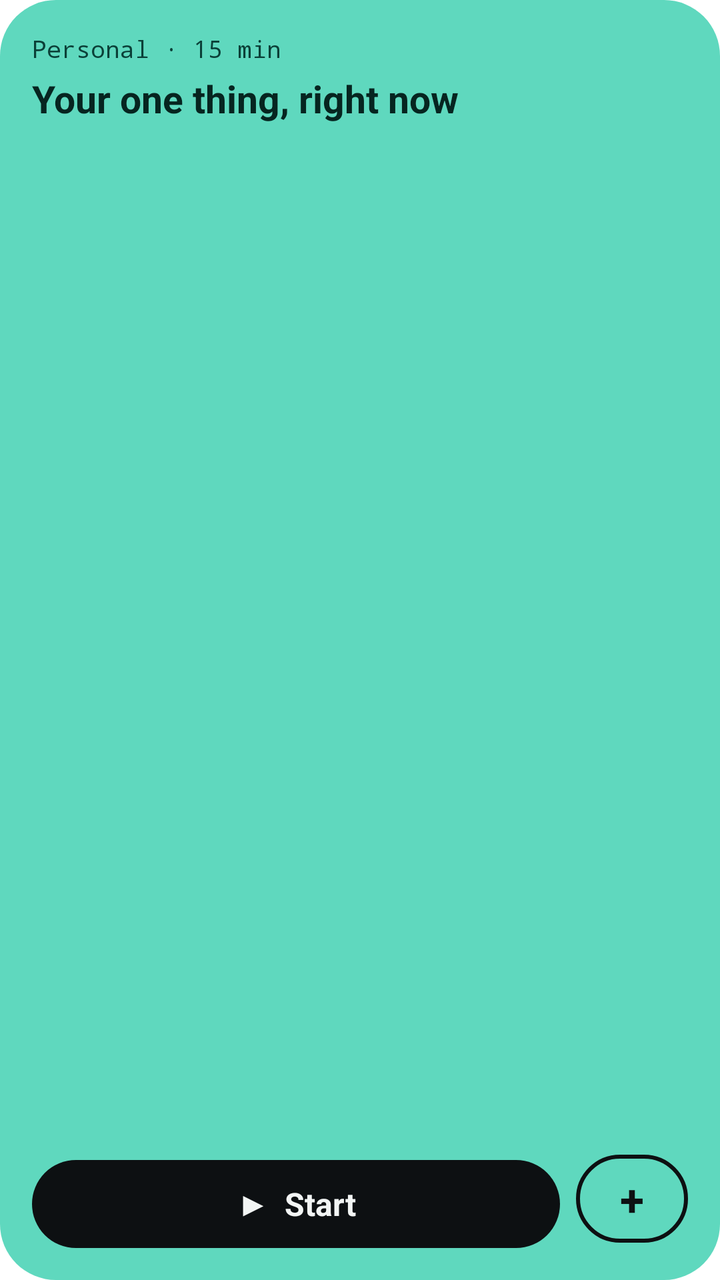
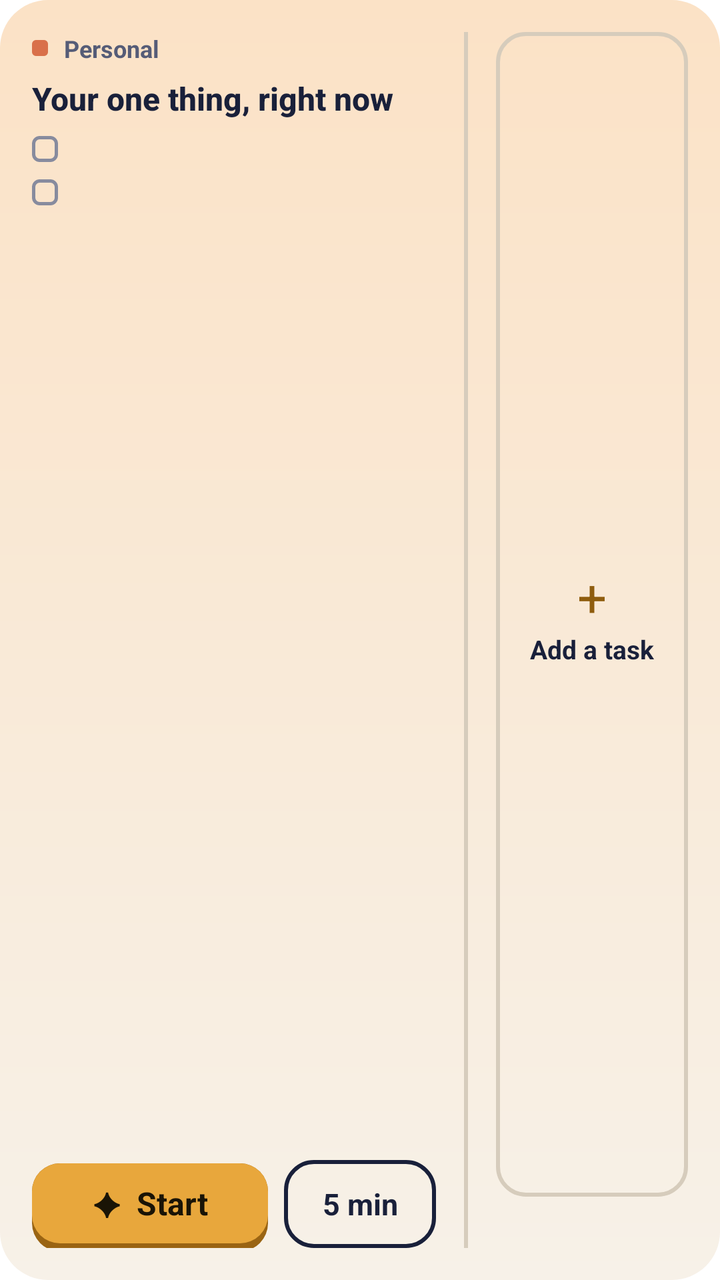

Before-and-after screenshots of an Android layout around one commit, followed by the original layout XML and the change that was made.
<!-- AndroidManifest.xml: fallback theme Theme.MaterialComponents.DayNight.NoActionBar -->
<!-- res/layout/pick_widget.xml -->
<?xml version="1.0" encoding="utf-8"?>
<LinearLayout xmlns:android="http://schemas.android.com/apk/res/android"
    android:id="@+id/widget_root"
    android:layout_width="match_parent"
    android:layout_height="match_parent"
    android:background="@drawable/widget_bg"
    android:orientation="vertical"
    android:padding="16dp">

    <TextView
        android:id="@+id/widget_meta"
        android:text="Personal · 15 min"
        android:layout_width="match_parent"
        android:layout_height="wrap_content"
        android:ellipsize="end"
        android:maxLines="1"
        android:textColor="#0B4038"
        android:textSize="12sp"
        android:fontFamily="monospace" />

    <TextView
        android:id="@+id/widget_title"
        android:text="Your one thing, right now"
        android:layout_width="match_parent"
        android:layout_height="wrap_content"
        android:layout_marginTop="4dp"
        android:ellipsize="end"
        android:maxLines="2"
        android:textColor="#062520"
        android:textSize="19sp"
        android:textStyle="bold" />

    <TextView
        android:id="@+id/widget_step"
        android:layout_width="match_parent"
        android:layout_height="wrap_content"
        android:layout_marginTop="2dp"
        android:ellipsize="end"
        android:maxLines="2"
        android:textColor="#0B3B33"
        android:textSize="14sp" />

    <LinearLayout
        android:layout_width="match_parent"
        android:layout_height="0dp"
        android:layout_weight="1"
        android:gravity="bottom"
        android:orientation="horizontal"
        android:paddingTop="10dp">

        <TextView
            android:id="@+id/widget_start"
            android:layout_width="0dp"
            android:layout_height="44dp"
            android:layout_weight="1"
            android:background="@drawable/widget_start_bg"
            android:gravity="center"
            android:text="▶  Start"
            android:textColor="#F2F5F4"
            android:textSize="16sp"
            android:textStyle="bold" />

        <TextView
            android:id="@+id/widget_add"
            android:layout_width="56dp"
            android:layout_height="44dp"
            android:layout_marginStart="8dp"
            android:background="@drawable/widget_add_bg"
            android:contentDescription="Add a task"
            android:gravity="center"
            android:text="+"
            android:textColor="#0D1012"
            android:textSize="22sp"
            android:textStyle="bold" />
    </LinearLayout>
</LinearLayout>
<!-- resources referenced by this layout -->
<resources>
  <!-- drawable widget_add_bg (drawable) -->
  <?xml version="1.0" encoding="utf-8"?>
  <shape xmlns:android="http://schemas.android.com/apk/res/android" android:shape="rectangle">
      <solid android:color="#00000000"/>
      <stroke android:width="2dp" android:color="#0D1012"/>
      <corners android:radius="999dp"/>
  </shape>
  <!-- drawable widget_bg (drawable) -->
  <?xml version="1.0" encoding="utf-8"?>
  <shape xmlns:android="http://schemas.android.com/apk/res/android" android:shape="rectangle">
      <solid android:color="#5FD8BE"/>
      <corners android:radius="28dp"/>
  </shape>
  <!-- drawable widget_start_bg (drawable) -->
  <?xml version="1.0" encoding="utf-8"?>
  <shape xmlns:android="http://schemas.android.com/apk/res/android" android:shape="rectangle">
      <solid android:color="#0D1012"/>
      <corners android:radius="999dp"/>
  </shape>
</resources>

<!-- the commit's change to res/layout/pick_widget.xml (unified diff, before → after) -->
@@ -4,73 +4,200 @@
     android:layout_width="match_parent"
     android:layout_height="match_parent"
     android:background="@drawable/widget_bg"
-    android:orientation="vertical"
+    android:orientation="horizontal"
     android:padding="16dp">
 
-    <TextView
-        android:id="@+id/widget_meta"
-        android:text="Personal · 15 min"
+    <LinearLayout
+        android:layout_width="0dp"
+        android:layout_height="match_parent"
+        android:layout_weight="1"
+        android:orientation="vertical">
+
+    <LinearLayout
         android:layout_width="match_parent"
         android:layout_height="wrap_content"
-        android:ellipsize="end"
-        android:maxLines="1"
-        android:textColor="#0B4038"
-        android:textSize="12sp"
-        android:fontFamily="monospace" />
+        android:gravity="center_vertical"
+        android:orientation="horizontal">
+
+        <ImageView
+            android:id="@+id/widget_dot"
+            android:layout_width="8dp"
+            android:layout_height="8dp"
+            android:layout_marginEnd="8dp"
+            android:importantForAccessibility="no"
+            android:src="@drawable/widget_dot_personal" />
+
+        <TextView
+            android:id="@+id/widget_header"
+            android:layout_width="match_parent"
+            android:layout_height="wrap_content"
+            android:ellipsize="end"
+            android:maxLines="1"
+            android:text="Personal"
+            android:textColor="@color/widget_ink2"
+            android:textSize="12sp"
+            android:textStyle="bold" />
+    </LinearLayout>
 
     <TextView
         android:id="@+id/widget_title"
-        android:text="Your one thing, right now"
         android:layout_width="match_parent"
         android:layout_height="wrap_content"
-        android:layout_marginTop="4dp"
+        android:layout_marginTop="6dp"
         android:ellipsize="end"
+        android:fontFamily="sans-serif-medium"
+        android:lineSpacingMultiplier="0.95"
         android:maxLines="2"
-        android:textColor="#062520"
-        android:textSize="19sp"
+        android:text="Your one thing, right now"
+        android:textColor="@color/widget_ink"
+        android:textSize="16sp"
         android:textStyle="bold" />
 
-    <TextView
-        android:id="@+id/widget_step"
-        android:layout_width="match_parent"
-        android:layout_height="wrap_content"
-        android:layout_marginTop="2dp"
-        android:ellipsize="end"
-        android:maxLines="2"
-        android:textColor="#0B3B33"
-        android:textSize="14sp" />
-
+    
     <LinearLayout
         android:layout_width="match_parent"
         android:layout_height="0dp"
         android:layout_weight="1"
-        android:gravity="bottom"
-        android:orientation="horizontal"
-        android:paddingTop="10dp">
+        android:orientation="vertical">
+        <LinearLayout
+            android:id="@+id/widget_line1_row"
+            android:layout_width="match_parent"
+            android:layout_height="wrap_content"
+            android:layout_marginTop="6dp"
+            android:orientation="horizontal">
+
+            <ImageView
+                android:id="@+id/widget_line1_check"
+                android:layout_width="13dp"
+                android:layout_height="13dp"
+                android:layout_marginTop="2dp"
+                android:layout_marginEnd="8dp"
+                android:importantForAccessibility="no"
+                android:src="@drawable/widget_check" />
+
+            <TextView
+                android:id="@+id/widget_line1"
+                android:layout_width="match_parent"
+                android:layout_height="wrap_content"
+                android:ellipsize="end"
+                android:maxLines="1"
+                android:textColor="@color/widget_ink2"
+                android:textSize="13sp" />
+        </LinearLayout>
+
+        <LinearLayout
+            android:id="@+id/widget_line2_row"
+            android:layout_width="match_parent"
+            android:layout_height="wrap_content"
+            android:layout_marginTop="4dp"
+            android:orientation="horizontal">
+
+            <ImageView
+                android:id="@+id/widget_line2_check"
+                android:layout_width="13dp"
+                android:layout_height="13dp"
+                android:layout_marginTop="2dp"
+                android:layout_marginEnd="8dp"
+                android:importantForAccessibility="no"
+                android:src="@drawable/widget_check" />
+
+            <TextView
+                android:id="@+id/widget_line2"
+                android:layout_width="match_parent"
+                android:layout_height="wrap_content"
+                android:ellipsize="end"
+                android:maxLines="1"
+                android:textColor="@color/widget_ink2"
+                android:textSize="13sp" />
+        </LinearLayout>
+
+    </LinearLayout>
+
+        <LinearLayout
+            android:layout_width="match_parent"
+            android:layout_height="wrap_content"
+            android:orientation="horizontal"
+            android:paddingTop="8dp">
 
         <TextView
             android:id="@+id/widget_start"
             android:layout_width="0dp"
+            android:layout_weight="1"
             android:layout_height="44dp"
-            android:layout_weight="1"
             android:background="@drawable/widget_start_bg"
             android:gravity="center"
-            android:text="▶  Start"
-            android:textColor="#F2F5F4"
+            android:paddingBottom="4dp"
+            android:text="✦  Start"
+            android:textColor="@color/widget_on_star"
             android:textSize="16sp"
             android:textStyle="bold" />
 
         <TextView
-            android:id="@+id/widget_add"
-            android:layout_width="56dp"
+            android:id="@+id/widget_five"
+            android:layout_width="76dp"
             android:layout_height="44dp"
             android:layout_marginStart="8dp"
             android:background="@drawable/widget_add_bg"
+            android:gravity="center"
+            android:text="5 min"
+            android:textColor="@color/widget_ink"
+            android:textSize="15sp"
+            android:textStyle="bold" />
+
+        </LinearLayout>
+
+    </LinearLayout>
+
+    <ImageView
+        android:layout_width="2dp"
+        android:layout_height="match_parent"
+        android:layout_marginStart="14dp"
+        android:layout_marginEnd="14dp"
+        android:importantForAccessibility="no"
+        android:src="@drawable/widget_divider" />
+
+    <LinearLayout
+        android:layout_width="96dp"
+        android:layout_height="match_parent"
+        android:orientation="vertical">
+
+        <LinearLayout
+            android:id="@+id/widget_add"
+            android:layout_width="match_parent"
+            android:layout_height="0dp"
+            android:layout_weight="1"
+            android:background="@drawable/widget_tile_bg"
             android:contentDescription="Add a task"
             android:gravity="center"
-            android:text="+"
-            android:textColor="#0D1012"
-            android:textSize="22sp"
+            android:orientation="vertical">
+
+            <TextView
+                android:layout_width="wrap_content"
+                android:layout_height="wrap_content"
+                android:text="+"
+                android:textColor="@color/widget_accent"
+                android:textSize="26sp" />
+
+            <TextView
+                android:layout_width="wrap_content"
+                android:layout_height="wrap_content"
+                android:gravity="center"
+                android:text="Add a task"
+                android:textColor="@color/widget_ink"
+                android:textSize="13sp"
+                android:textStyle="bold" />
+        </LinearLayout>
+
+        <TextView
+            android:id="@+id/widget_streak"
+            android:layout_width="match_parent"
+            android:layout_height="wrap_content"
+            android:layout_marginTop="8dp"
+            android:ellipsize="end"
+            android:gravity="center"
+            android:maxLines="1"
+            android:textColor="@color/widget_ink2"
+            android:textSize="13sp"
             android:textStyle="bold" />
     </LinearLayout>
 </LinearLayout>
<!-- resource entries referenced after the edit -->
@@ -1,23 +1,74 @@
 <!-- resources referenced by this layout -->
 <resources>
+  <color name="widget_accent">#8F5D0E</color>
+  <color name="widget_ink">#19203A</color>
+  <color name="widget_ink2">#555C77</color>
+  <color name="widget_on_star">#1A1406</color>
   <!-- drawable widget_add_bg (drawable) -->
   <?xml version="1.0" encoding="utf-8"?>
   <shape xmlns:android="http://schemas.android.com/apk/res/android" android:shape="rectangle">
-      <solid android:color="#00000000"/>
-      <stroke android:width="2dp" android:color="#0D1012"/>
-      <corners android:radius="999dp"/>
+      <solid android:color="#00000000" />
+      <stroke android:width="2dp" android:color="@color/widget_ink" />
+      <corners android:radius="14dp" />
   </shape>
   <!-- drawable widget_bg (drawable) -->
   <?xml version="1.0" encoding="utf-8"?>
   <shape xmlns:android="http://schemas.android.com/apk/res/android" android:shape="rectangle">
-      <solid android:color="#5FD8BE"/>
-      <corners android:radius="28dp"/>
+      <gradient
+          android:angle="270"
+          android:endColor="@color/widget_bg"
+          android:startColor="@color/widget_bg_top" />
+      <corners android:radius="24dp" />
+  </shape>
+  <!-- drawable widget_check (drawable) -->
+  <?xml version="1.0" encoding="utf-8"?>
+  <shape xmlns:android="http://schemas.android.com/apk/res/android" android:shape="rectangle">
+      <size android:width="13dp" android:height="13dp" />
+      <solid android:color="#00000000" />
+      <stroke android:width="1.5dp" android:color="@color/widget_ink3" />
+      <corners android:radius="3dp" />
+  </shape>
+  <!-- drawable widget_divider (drawable) -->
+  <?xml version="1.0" encoding="utf-8"?>
+  <shape xmlns:android="http://schemas.android.com/apk/res/android" android:shape="rectangle">
+      <solid android:color="@color/widget_line2" />
+  </shape>
+  <!-- drawable widget_dot_personal (drawable) -->
+  <?xml version="1.0" encoding="utf-8"?>
+  <shape xmlns:android="http://schemas.android.com/apk/res/android" android:shape="rectangle">
+      <size android:width="8dp" android:height="8dp" />
+      <solid android:color="@color/widget_personal" />
+      <corners android:radius="2dp" />
   </shape>
   <!-- drawable widget_start_bg (drawable) -->
   <?xml version="1.0" encoding="utf-8"?>
+  <layer-list xmlns:android="http://schemas.android.com/apk/res/android">
+      <item>
+          <shape android:shape="rectangle">
+              <solid android:color="@color/widget_star_deep" />
+              <corners android:radius="14dp" />
+          </shape>
+      </item>
+      <item android:bottom="4dp">
+          <shape android:shape="rectangle">
+              <solid android:color="@color/widget_star" />
+              <corners android:radius="14dp" />
+          </shape>
+      </item>
+  </layer-list>
+  <!-- drawable widget_tile_bg (drawable) -->
+  <?xml version="1.0" encoding="utf-8"?>
   <shape xmlns:android="http://schemas.android.com/apk/res/android" android:shape="rectangle">
-      <solid android:color="#0D1012"/>
-      <corners android:radius="999dp"/>
+      <solid android:color="#00000000" />
+      <stroke android:width="2dp" android:color="@color/widget_line2" />
+      <corners android:radius="14dp" />
   </shape>
+  <color name="widget_bg">#F7F1E8</color>
+  <color name="widget_bg_top">#FBE2C6</color>
+  <color name="widget_ink3">#878B9E</color>
+  <color name="widget_line2">#D6CCBC</color>
+  <color name="widget_personal">#D9704A</color>
+  <color name="widget_star_deep">#9A6413</color>
+  <color name="widget_star">#E8A73C</color>
 </resources>
 
